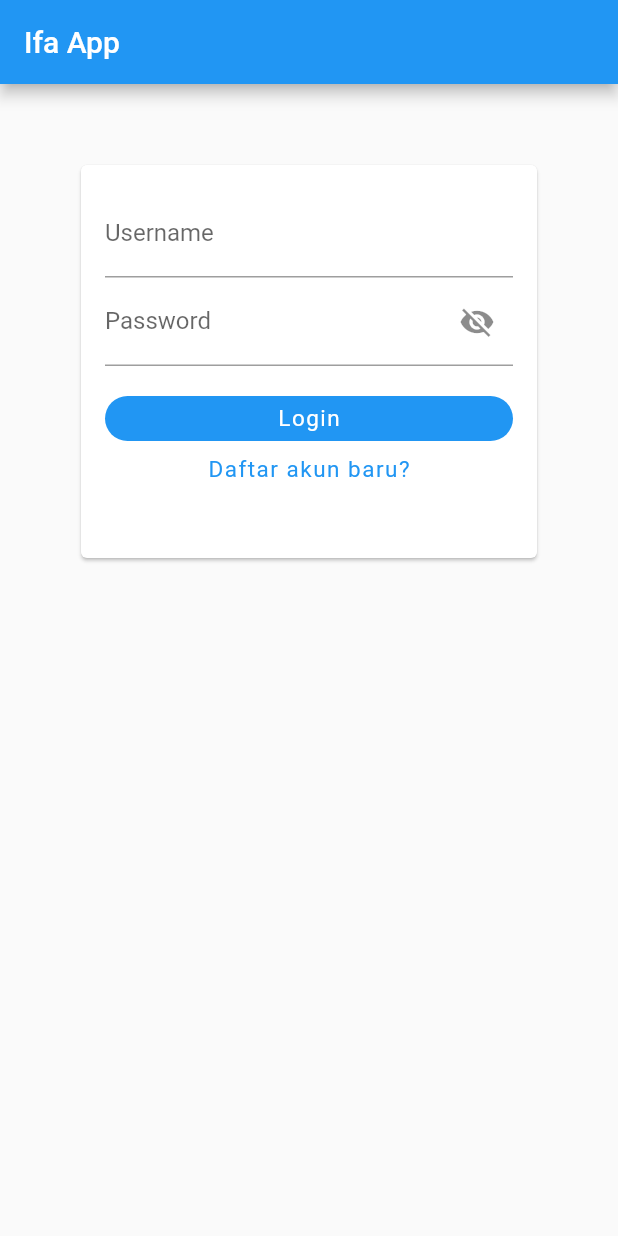
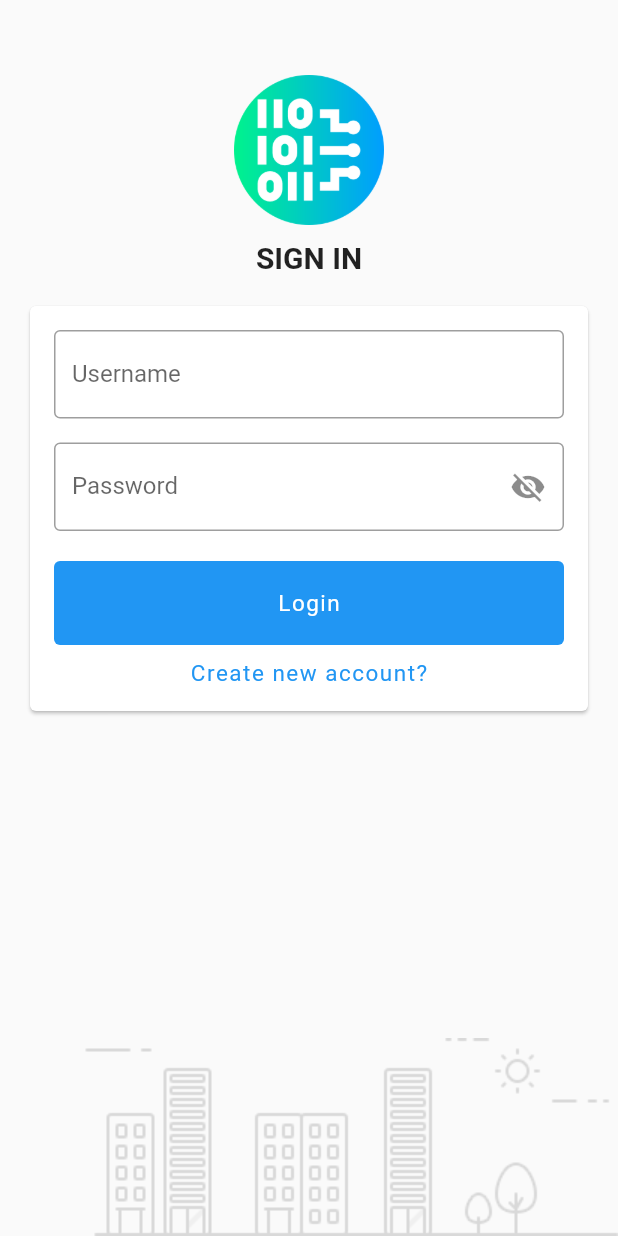
Before and after one commit to muazharin/FLUTTER_Codeigniter_Ifa_TA, a Flutter app: the screen it shows after launch, on a phone screen of 412 x 824 dp. Run offline on Flutter 3.47's test engine with Material 2 defaults, Android fonts, the phone set to English and light mode, and no system bars; our stand-ins replace image_picker, shared_preferences; project files that could hold a hidden picture were left out.

Commit message:
take 2 (sign in & sign up forms)

```diff
--- a/vigenere_mobile/lib/main.dart
+++ b/vigenere_mobile/lib/main.dart
@@ -6,6 +6,7 @@
 import 'package:vigenere_mobile/model/baseurl.dart';
 import 'package:vigenere_mobile/view/dashboard.dart';
 import 'package:vigenere_mobile/model/util.dart';
+import 'package:vigenere_mobile/view/signup.dart';
 
 void main() => runApp(MyApp());
 
@@ -35,7 +36,7 @@
 enum LoginStatus { notSignIn, signIn }
 
 class _MyHomePageState extends State<MyHomePage> {
-  LoginStatus _loginStatus = LoginStatus.notSignIn;
+  LoginStatus loginStatus = LoginStatus.notSignIn;
   String _username = '', _password = '';
   final _key = new GlobalKey<FormState>();
   bool _validate = false;
@@ -61,7 +62,7 @@
       String hp = datauser[0]['hp'];
       if (value == 1) {
         setState(() {
-          _loginStatus = LoginStatus.signIn;
+          loginStatus = LoginStatus.signIn;
           savePref(value, username, email, hp);
         });
       } else {
@@ -71,7 +72,7 @@
           builder: (BuildContext context) {
             return AlertDialog(
               title: new Text("Login"),
-              content: new Text("Username atau Password Anda Salah!"),
+              content: new Text("Incorrect Username or Password!"),
               actions: <Widget>[
                 new FlatButton(
                   child: new Text("Close"),
@@ -107,22 +108,9 @@
     setState(() {
       value = sharedPreferences.getInt('value');
 
-      _loginStatus = value == 1 ? LoginStatus.signIn : LoginStatus.notSignIn;
+      loginStatus = value == 1 ? LoginStatus.signIn : LoginStatus.notSignIn;
     });
   }
-
-  // signOut() async {
-  //   SharedPreferences sharedPreferences = await SharedPreferences.getInstance();
-  //   setState(() {
-  //     Util.user = "";
-  //     sharedPreferences.setInt("value", null);
-  //     sharedPreferences.setString("username", null);
-  //     sharedPreferences.setString("email", null);
-  //     sharedPreferences.setString("hp", null);
-  //     sharedPreferences.commit();
-  //     _loginStatus = LoginStatus.notSignIn;
-  //   });
-  // }
 
   @override
   void initState() {
@@ -132,21 +120,45 @@
 
   @override
   Widget build(BuildContext context) {
-    switch (_loginStatus) {
+    switch (loginStatus) {
       case LoginStatus.notSignIn:
         return Scaffold(
           resizeToAvoidBottomPadding: false,
-          appBar: AppBar(
-            title: Text(widget.title),
+          // appBar: AppBar(
+          //   title: Text(widget.title),
+          // ),
+          body: SafeArea(
+            child: Stack(fit: StackFit.expand, children: <Widget>[
+              Column(
+                crossAxisAlignment: CrossAxisAlignment.end,
+                children: <Widget>[
+                  Center(
+                    child: Padding(
+                        padding: EdgeInsets.only(top: 50.0),
+                        child: Image.asset(
+                          "assets/cryptography.png",
+                          height: 100.0,
+                        )),
                   ),
-          body: SafeArea(
-            child: Stack(children: <Widget>[
+                  SizedBox(
+                    height: 10,
+                  ),
+                  Center(
+                      child: Text(
+                    "SIGN IN",
+                    style:
+                        TextStyle(fontSize: 20.0, fontWeight: FontWeight.bold),
+                  )),
+                  Expanded(
+                    child: Container(),
+                  ),
+                  Image.asset('assets/image_02.png', color: Colors.grey)
+                ],
+              ),
               SingleChildScrollView(
                 child: Padding(
-                  padding: const EdgeInsets.all(50.0),
+                  padding: const EdgeInsets.fromLTRB(16, 200, 16, 16),
                   child: Container(
-                    child: SizedBox(
-                      height: 270.0,
                     child: Card(
                       child: Padding(
                         padding: const EdgeInsets.all(16.0),
@@ -155,15 +167,17 @@
                           autovalidate: _validate,
                           child: Column(
                             children: <Widget>[
-                                // username(_username),
-                                // password(_password, _secureText, showHide),
                               TextFormField(
                                   validator: valUser,
                                   onSaved: (String val) {
                                     _username = val;
                                   },
-                                    decoration:
-                                        InputDecoration(labelText: "Username")),
+                                  decoration: InputDecoration(
+                                      labelText: "Username",
+                                      border: OutlineInputBorder())),
+                              SizedBox(
+                                height: 16.0,
+                              ),
                               TextFormField(
                                   validator: valPass,
                                   onSaved: (String val) {
@@ -171,6 +185,7 @@
                                   },
                                   obscureText: _secureText,
                                   decoration: InputDecoration(
+                                      border: OutlineInputBorder(),
                                       suffixIcon: IconButton(
                                         onPressed: showHide,
                                         icon: Icon(_secureText
@@ -184,11 +199,10 @@
                               InkWell(
                                 child: Container(
                                   width: double.infinity,
-                                    height: 30.0,
+                                  height: 56.0,
                                   decoration: BoxDecoration(
                                       color: Colors.blue,
-                                        borderRadius:
-                                            BorderRadius.circular(15.0)),
+                                      borderRadius: BorderRadius.circular(4.0)),
                                   child: Material(
                                     color: Colors.transparent,
                                     child: InkWell(
@@ -211,11 +225,15 @@
                               ),
                               InkWell(
                                 onTap: () {
-                                    print("daftar");
+                                  Navigator.push(
+                                    context,
+                                    MaterialPageRoute(
+                                        builder: (context) => Signup()),
+                                  );
                                 },
                                 child: Center(
                                   child: Text(
-                                      "Daftar akun baru?",
+                                    "Create new account?",
                                     style: TextStyle(
                                         color: Colors.blue,
                                         fontSize: 15,
@@ -224,7 +242,6 @@
                                 ),
                               )
                             ],
-                            ),
                           ),
                         ),
                       ),
--- a/vigenere_mobile/lib/model/baseurl.dart
+++ b/vigenere_mobile/lib/model/baseurl.dart
@@ -3,4 +3,6 @@
   static String login = "$ip/ifa_ta/api/login";
   static String sendImage = "$ip/ifa_ta/api/sendImage";
   static String getDataKirim = "$ip/ifa_ta/api/getDataKirim";
+  static String signup = "$ip/ifa_ta/api/signup";
+  static String usercheck = "$ip/ifa_ta/api/usercheck";
 }
--- a/vigenere_mobile/lib/model/sidebar.dart
+++ b/vigenere_mobile/lib/model/sidebar.dart
@@ -11,7 +11,7 @@
 enum LoginStatus { notSignIn, signIn }
 
 class _SidebarState extends State<Sidebar> {
-  LoginStatus _loginStatus = LoginStatus.notSignIn;
+  LoginStatus loginStatus = LoginStatus.notSignIn;
   var util = new Util.initialized();
   String name;
   String email;
@@ -33,7 +33,8 @@
       sharedPreferences.setString("email", null);
       sharedPreferences.setString("hp", null);
       sharedPreferences.commit();
-      _loginStatus = LoginStatus.notSignIn;
+      loginStatus = LoginStatus.notSignIn;
+      Navigator.pop(context);
       Navigator.push(
         context,
         MaterialPageRoute(builder: (context) => MyApp()),
--- a/vigenere_mobile/pubspec.yaml
+++ b/vigenere_mobile/pubspec.yaml
@@ -48,6 +48,8 @@
     - assets/muaz.jpg
     - assets/muaz.png
     - assets/tech.jpg
+    - assets/cryptography.png
+    - assets/image_02.png
   #  - images/a_dot_ham.jpeg
   # An image asset can refer to one or more resolution-specific "variants", see
   # https://flutter.dev/assets-and-images/#resolution-aware.
```
Also changed, not shown: vigenere_mobile/lib/model/form.dart (+26 -0 lines), vigenere_mobile/lib/view/signup.dart (added, +202 -0 lines), vigenere_mobile/assets/cryptography.png (added), vigenere_mobile/assets/image_02.png (added), 1 other file. Lines whose indentation alone changed are shown as unchanged.
